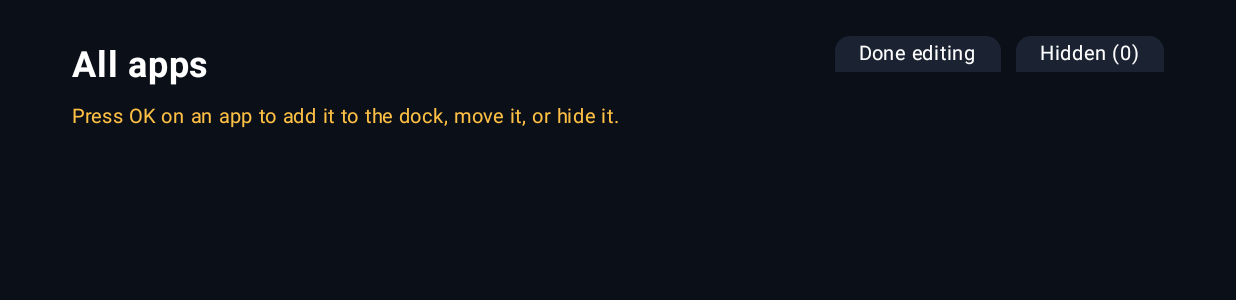
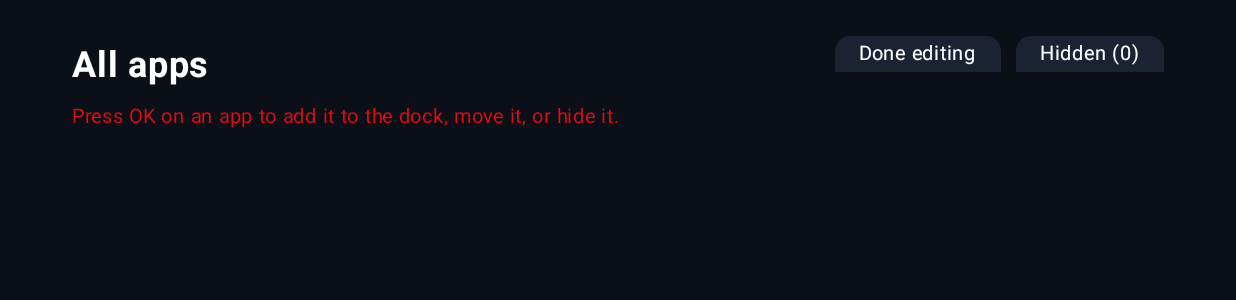
Before and after one commit to longmoneysniper/Foyer, an Android app built with Jetpack Compose: the composable AllAppsScreen called with empty values, after a tap on "Edit apps", on a phone screen of 824 x 412 dp (held sideways). Shown: the top 300 px of the screen. Run offline under Robolectric (Android 15) with nearby library versions, the phone set to English and light mode, and no system bars; pictures from the network do not load.

Commit message:
Change GoldDot color from yellow to red

```diff
--- a/app/src/main/java/app/jellylauncher/ui/AllAppsScreen.kt
+++ b/app/src/main/java/app/jellylauncher/ui/AllAppsScreen.kt
@@ -40,7 +40,7 @@ import androidx.compose.ui.unit.sp
 import app.jellylauncher.data.LaunchableApp
 import kotlinx.coroutines.delay
 
-private val GoldDot = Color(0xFFFFC145)
+private val GoldDot = Color(0xFFE50914)
 
 @Composable
 fun AllAppsScreen(
```
